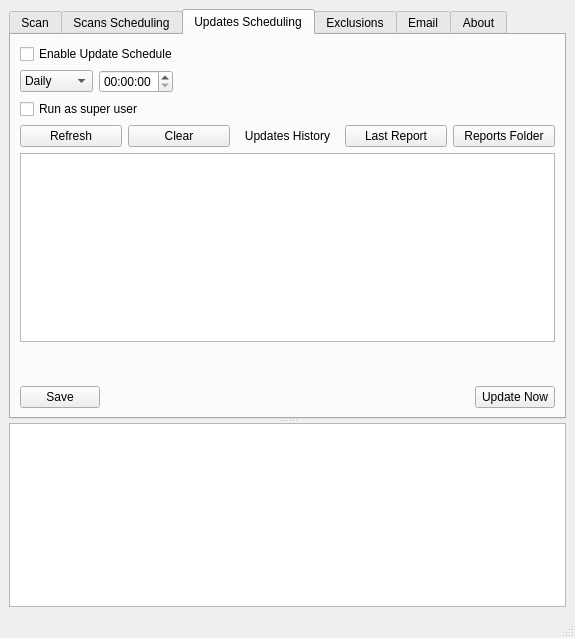
The window that MainWindow.ui (jplozf/calamity) describes before a commit, drawn with Qt 5.
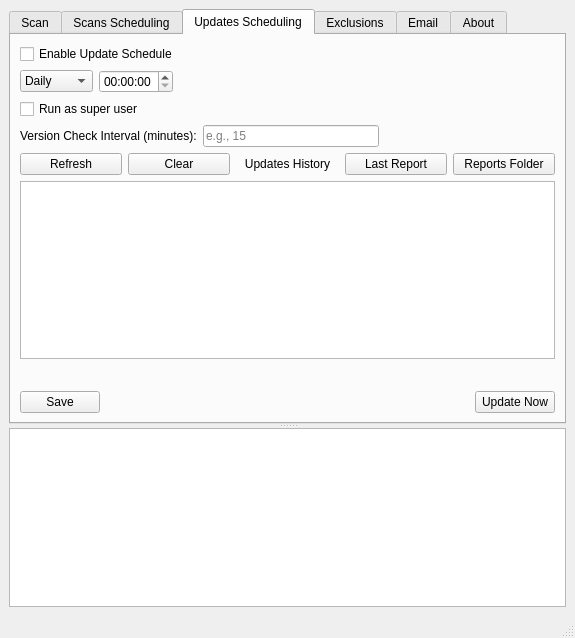
The same window after the commit. The open tabs and pages were chosen to show the change. Icons and pictures are not drawn. Custom widgets are drawn as their Qt base class.

Commit message: new field for setting online updates interval

The edit to the form file:
```diff
--- a/MainWindow.ui
+++ b/MainWindow.ui
@@ -416,6 +416,37 @@
              </property>
             </widget>
            </item>
+           <item>
+            <layout class="QHBoxLayout" name="horizontalLayout_20">
+             <item>
+              <widget class="QLabel" name="versionCheckIntervalLabel">
+               <property name="text">
+                <string>Version Check Interval (minutes):</string>
+               </property>
+              </widget>
+             </item>
+             <item>
+              <widget class="QLineEdit" name="versionCheckIntervalLineEdit">
+               <property name="placeholderText">
+                <string>e.g., 15</string>
+               </property>
+              </widget>
+             </item>
+             <item>
+              <spacer name="horizontalSpacer_10">
+               <property name="orientation">
+                <enum>Qt::Horizontal</enum>
+               </property>
+               <property name="sizeHint" stdset="0">
+                <size>
+                 <width>40</width>
+                 <height>20</height>
+                </size>
+               </property>
+              </spacer>
+             </item>
+            </layout>
+           </item>
            <item>
             <layout class="QHBoxLayout" name="horizontalLayout_19">
              <item>
```
The commit also changes 2 other files.
